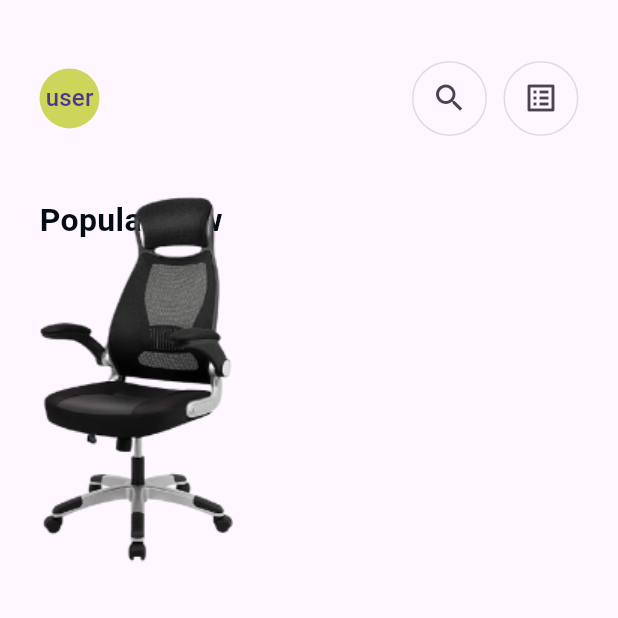
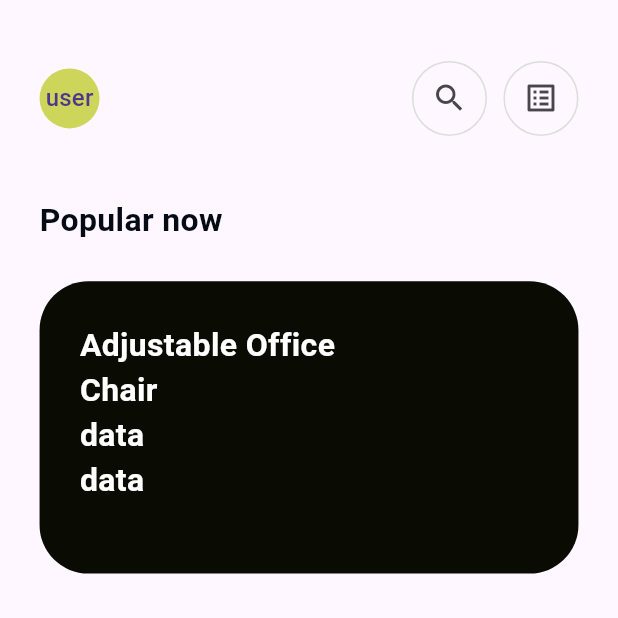
Before and after one commit to mohamadgazer/e-commerce, a Flutter app: the LoginView screen opened directly, after a tap on "Log In", on a phone screen of 412 x 824 dp, the top half of it. Run offline on Flutter 3.47's test engine with Material 3 defaults, Android fonts, the phone set to English and light mode, and no system bars; our stand-ins replace flutter_screenutil; Roboto replaces fonts that are missing (AvenirLTStd-Black).

```diff
--- a/lib/core/app_text_style_manger.dart
+++ b/lib/core/app_text_style_manger.dart
@@ -16,6 +16,12 @@ class AppTextStyleManger {
   static TextStyle s21BlackBlack = TextStyle(
     fontSize: 21.sp,
     color: AppColorManger.black,
+    fontFamily: AppFont.black,
+    fontWeight: FontWeight.bold,
+  );
+  static TextStyle s21Blackwhite = TextStyle(
+    fontSize: 21.sp,
+    color: AppColorManger.white,
     fontFamily: AppFont.black,
     fontWeight: FontWeight.bold,
   );
--- a/lib/core/padding_helper.dart
+++ b/lib/core/padding_helper.dart
@@ -1,9 +1,11 @@
 import 'package:flutter_screenutil/flutter_screenutil.dart';
 
-class PaddingHelper {
+class PH {
+  static double all24 = 24.dg;
   static double allApph = 40.h;
   static double allAppw = 24.w;
-  static double borderReduoc = 8;
+  static double borderReduoc8 = 8;
+  static double borderReduoc32 = 32.r;
   static double sbH20 = 20.h;
   static double sbH60 = 60.h;
   static double sbH77 = 77.h;
--- a/lib/features/Home/view/widget/popular_now.dart
+++ b/lib/features/Home/view/widget/popular_now.dart
@@ -1,22 +1,84 @@
 import 'package:flutter/material.dart';
-import 'package:installment/core/app_images_manger.dart';
+import 'package:flutter_screenutil/flutter_screenutil.dart';
 import 'package:installment/core/app_text_style_manger.dart';
+import 'package:installment/core/padding_helper.dart';
+import 'package:installment/core/theming/app_color.dart';
 import 'package:installment/generated/l10n.dart';
 
-class PopularNow extends StatelessWidget {
+class PopularNow extends StatefulWidget {
   const PopularNow({
     super.key,
   });
 
   @override
+  State<PopularNow> createState() => _PopularNowState();
+}
+
+class _PopularNowState extends State<PopularNow> {
+  GlobalKey containerKey = GlobalKey();
+  double containerWidth = 0;
+
+  @override
+  void initState() {
+    super.initState();
+    WidgetsBinding.instance.addPostFrameCallback((_) {
+      updateContainerWidth();
+    });
+  }
+
+  void updateContainerWidth() {
+    setState(() {
+      containerWidth = containerKey.currentContext?.size?.width ?? 0;
+    });
+  }
+
+  @override
   Widget build(BuildContext context) {
-    return Stack(
+    return Column(
+      crossAxisAlignment: CrossAxisAlignment.start,
       children: [
         Text(
           S.of(context).popular_now,
           style: AppTextStyleManger.s21BlackBlack,
         ),
-        Image.asset(AppImageManger.home_01),
+        SizedBox(height: 26.h),
+        Container(
+          key: containerKey,
+          width: double.infinity,
+          height: 192.h,
+          decoration: BoxDecoration(
+            color: AppColorManger.main,
+            borderRadius: BorderRadius.circular(PH.borderReduoc32),
+          ),
+          child: Padding(
+            padding: EdgeInsets.all(PH.all24),
+            child: Column(
+              crossAxisAlignment: CrossAxisAlignment.start,
+              children: [
+                SizedBox(
+                  width: containerWidth / 2,
+                  child: Column(
+                    crossAxisAlignment: CrossAxisAlignment.start,
+                    children: [
+                      Text(
+                        S.of(context).home_popular,
+                        style: AppTextStyleManger.s21Blackwhite,
+                      ),
+                      Text(
+                        "data",
+                        style: AppTextStyleManger.s21Blackwhite,
+                      ),
+                      Text(
+                        "data",
+                        style: AppTextStyleManger.s21Blackwhite,
+                      ),
+                    ],
+                  ),
+                ),
+              ],
+            ),
+          ),
+        )
       ],
     );
   }
--- a/lib/features/auth/widget/auth_form_field.dart
+++ b/lib/features/auth/widget/auth_form_field.dart
@@ -31,7 +31,7 @@ class AuthFormField extends StatelessWidget {
       ),
       borderRadius: BorderRadius.all(
         Radius.circular(
-          PaddingHelper.borderReduoc,
+          PH.borderReduoc8,
         ),
       ),
     );
@@ -41,7 +41,7 @@ class AuthFormField extends StatelessWidget {
         color: Colors.transparent,
       ),
       borderRadius: BorderRadius.circular(
-        PaddingHelper.borderReduoc,
+        PH.borderReduoc8,
       ),
     );
 
--- a/lib/features/auth/widget/body_template.dart
+++ b/lib/features/auth/widget/body_template.dart
@@ -12,8 +12,8 @@ class BodyTemplate extends StatelessWidget {
   Widget build(BuildContext context) {
     return SafeArea(
       child: Padding(
-        padding: EdgeInsets.symmetric(
-            horizontal: PaddingHelper.allAppw, vertical: PaddingHelper.allApph),
+        padding:
+            EdgeInsets.symmetric(horizontal: PH.allAppw, vertical: PH.allApph),
 
         // make scroll
         child: SingleChildScrollView(
--- a/lib/features/auth/widget/home_login_button.dart
+++ b/lib/features/auth/widget/home_login_button.dart
@@ -21,8 +21,7 @@ class HomeLoginButton extends StatelessWidget {
       child: Container(
           decoration: BoxDecoration(
               shape: BoxShape.rectangle,
-              borderRadius:
-                  BorderRadius.all(Radius.circular(PaddingHelper.borderReduoc)),
+              borderRadius: BorderRadius.all(Radius.circular(PH.borderReduoc8)),
               border: Border.all(color: AppColorManger.greyDeep)),
           child: Padding(
             padding: const EdgeInsets.all(8.0),
--- a/lib/features/auth/widget/login_body.dart
+++ b/lib/features/auth/widget/login_body.dart
@@ -23,14 +23,14 @@ class LoginBody extends StatelessWidget {
         // HEAD TEXT
         const HiText(),
         const WelcomBackText(),
-        SizedBox(height: PaddingHelper.sbH60),
+        SizedBox(height: PH.sbH60),
         // LOGIN WITH BUTTONS
         const LoginWithButtonUi(),
         // OR TEXT
         const OrText(),
         // *** TEXT FORM FEILD  AND LOGIN BUTTON
         const LoginInputForm(),
-        SizedBox(height: PaddingHelper.sbH20),
+        SizedBox(height: PH.sbH20),
         // FORGET PASSWORD AND SIGNUP BUTTONS
         const BottomLoginWidgets(),
       ],
--- a/lib/features/auth/widget/login_input_form.dart
+++ b/lib/features/auth/widget/login_input_form.dart
@@ -24,7 +24,7 @@ class LoginInputForm extends StatelessWidget {
         children: [
           const EmailFormFeild(),
           SizedBox(
-            height: PaddingHelper.sbH20,
+            height: PH.sbH20,
           ),
 
           // PASSWORD FORM FEILD
@@ -38,7 +38,7 @@ class LoginInputForm extends StatelessWidget {
             },
             color: AppColorManger.primary,
             text: S.of(context).log_In,
-            redius: PaddingHelper.borderReduoc,
+            redius: PH.borderReduoc8,
           ),
         ],
       ),
--- a/lib/features/auth/widget/login_with_button_ui.dart
+++ b/lib/features/auth/widget/login_with_button_ui.dart
@@ -18,7 +18,7 @@ class LoginWithButtonUi extends StatelessWidget {
           icon: AppImageManger.googleIcon,
           onTap: () {},
         ),
-        SizedBox(height: PaddingHelper.sbH20),
+        SizedBox(height: PH.sbH20),
         HomeLoginButton(
           text: S.of(context).login_with_facebook,
           icon: AppImageManger.facebookIcon,
--- a/lib/features/auth/widget/sign_up_body.dart
+++ b/lib/features/auth/widget/sign_up_body.dart
@@ -20,14 +20,14 @@ class SignUpBody extends StatelessWidget {
       // HEAD TEXT
       const HiText(),
       const WelcomToText(),
-      SizedBox(height: PaddingHelper.sbH60),
+      SizedBox(height: PH.sbH60),
       // LOGIN WITH BUTTONS
       const SignUpWithButtonUi(),
       // OR TEXT
       const OrText(),
       // *** TEXT FORM FEILD  AND LOGIN BUTTON
       const SignUpInputForm(),
-      SizedBox(height: PaddingHelper.sbH20),
+      SizedBox(height: PH.sbH20),
       // FORGET PASSWORD AND SIGNUP BUTTONS
       const BottomSignUpWidgets(),
     ]);
--- a/lib/features/auth/widget/sign_up_input_form.dart
+++ b/lib/features/auth/widget/sign_up_input_form.dart
@@ -23,13 +23,13 @@ class SignUpInputForm extends StatelessWidget {
         children: [
           const EmailFormFeild(),
           SizedBox(
-            height: PaddingHelper.sbH20,
+            height: PH.sbH20,
           ),
           const PhoneFormFeild(),
           // EMAIL FORM FEILD
 
           SizedBox(
-            height: PaddingHelper.sbH20,
+            height: PH.sbH20,
           ),
 
           // PASSWORD FORM FEILD
@@ -41,7 +41,7 @@ class SignUpInputForm extends StatelessWidget {
             onPressed: () {},
             color: AppColorManger.primary,
             text: S.of(context).sign_up,
-            redius: PaddingHelper.borderReduoc,
+            redius: PH.borderReduoc8,
           ),
         ],
       ),
--- a/lib/features/auth/widget/sign_up_with_button_ui.dart
+++ b/lib/features/auth/widget/sign_up_with_button_ui.dart
@@ -18,7 +18,7 @@ class SignUpWithButtonUi extends StatelessWidget {
           icon: AppImageManger.googleIcon,
           onTap: () {},
         ),
-        SizedBox(height: PaddingHelper.sbH20),
+        SizedBox(height: PH.sbH20),
         HomeLoginButton(
           text: S.of(context).signup_with_facebook,
           icon: AppImageManger.facebookIcon,
--- a/lib/l10n/intl_ar.arb
+++ b/lib/l10n/intl_ar.arb
@@ -78,6 +78,8 @@
     "signup_with_facebook":"إنشاء حساب باستخدام فيس بوك",
     "or":"او عبر",
     "welcom_to":"مرحباً إلى",
-    "popular_now":"رائج حالياً"
+    "popular_now":"رائج حالياً",
+    "home_popular":"كرسي مكتب قابل للتعديل",
+    "hughlan_Workspaces":"Hughlan Workspaces"
 
     }
--- a/lib/l10n/intl_en.arb
+++ b/lib/l10n/intl_en.arb
@@ -75,7 +75,9 @@
     "signup_with_google":"Sign Up with Google",
     "signup_with_facebook":"Sign Up with FaceBook",
     "or":"OR",
-    "popular_now":"Popular now"
+    "popular_now":"Popular now",
+    "home_popular":"Adjustable Office Chair",
+    "hughlan_Workspaces":"Hughlan Workspaces"
 
 
 }
--- a/lib/main_app.dart
+++ b/lib/main_app.dart
@@ -13,7 +13,6 @@ class MainApp extends StatelessWidget {
 
   @override
   Widget build(BuildContext context) {
-    var themeData = ThemeData.dark();
     return ScreenUtilInit(
       designSize: const Size(375, 812),
       minTextAdapt: true,
```
Also changed, not shown: lib/generated/intl/messages_ar.dart, lib/generated/intl/messages_en.dart, lib/generated/l10n.dart.
